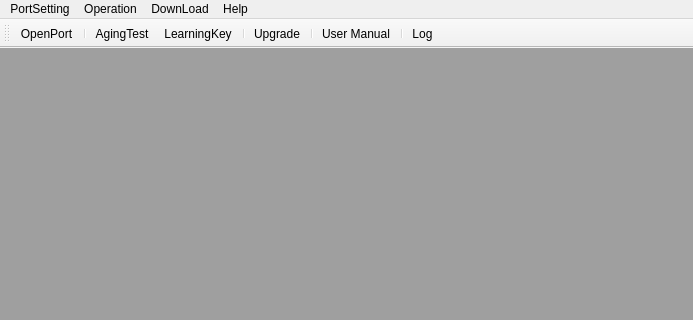
This is mainwindow.ui in barrycool/IRC_tool as Qt 5 draws it before an edit; both pictures show x 0 to 693 and y 0 to 320 of the 693 by 535 pixel window. The edited form follows.
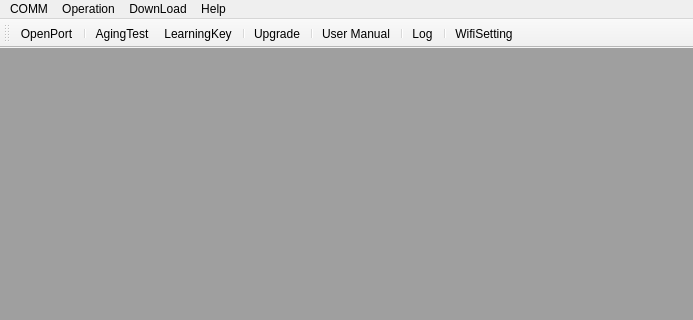
This is the edited form. Icons and pictures are not drawn.

Commit message: add wifi tcp connect

The edit to the form file:
```diff
--- a/mainwindow.ui
+++ b/mainwindow.ui
@@ -2556,7 +2556,7 @@
    </property>
    <widget class="QMenu" name="menuSetting">
     <property name="title">
-     <string>PortSetting</string>
+     <string>COMM</string>
     </property>
     <addaction name="actionOpenUart"/>
     <addaction name="actionFresh"/>
@@ -2612,6 +2612,8 @@
    <addaction name="actionUser_Manual"/>
    <addaction name="separator"/>
    <addaction name="actionLog"/>
+   <addaction name="separator"/>
+   <addaction name="actionWifiSetting"/>
   </widget>
   <widget class="QStatusBar" name="statusBar"/>
   <action name="actionSony">
```
Left out of the diff: 275 changed lines with no effect on the pictures. The commit also changes 5 other files.
